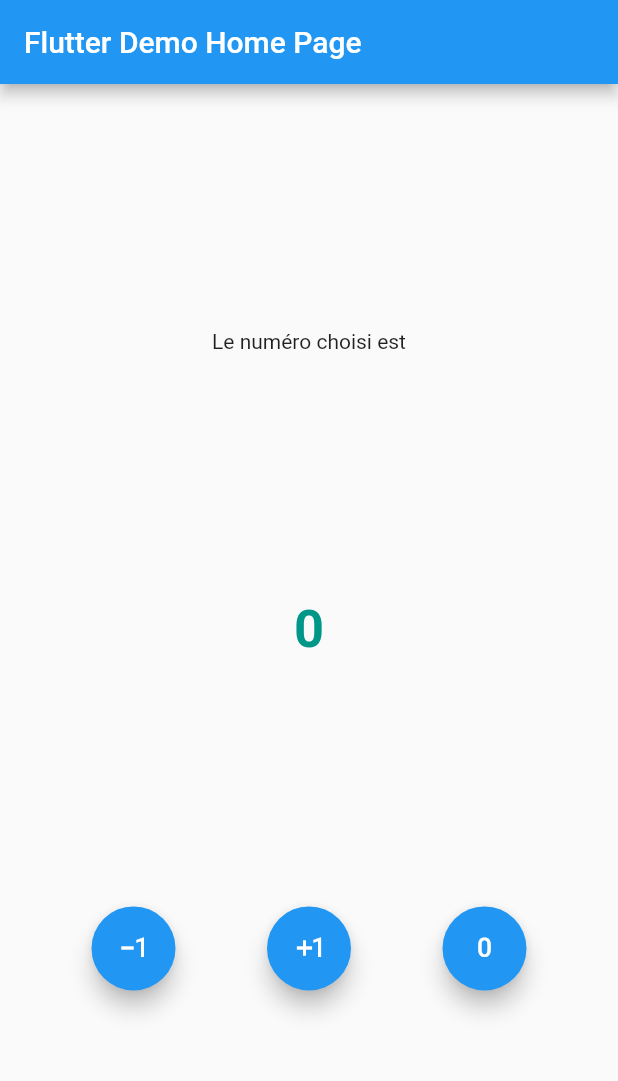
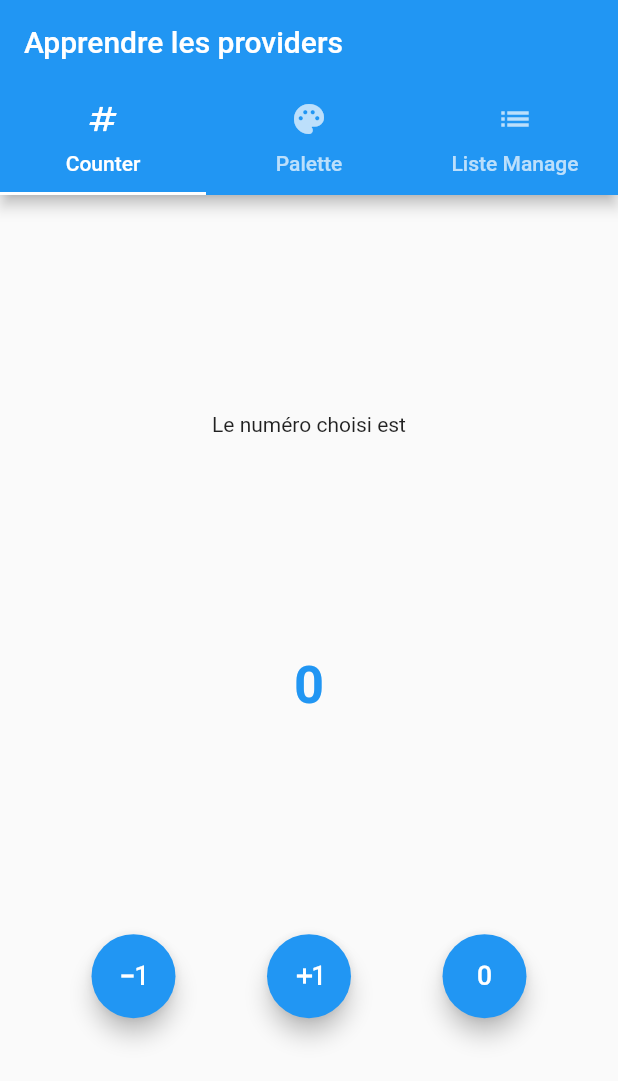
Before and after one commit to princeGedeon/learn_provider_flutter, a Flutter app: the screen it shows after launch, on a phone screen of 412 x 824 dp. Shown: the top 1081 px of the screen. Run offline on Flutter 3.47's test engine with Material 2 defaults, Android fonts, the light colour scheme and no system bars.

Commit message:
Provider integration full

```diff
--- a/lib/main.dart
+++ b/lib/main.dart
@@ -1,12 +1,17 @@
 import 'package:flutter/material.dart';
+import 'package:learn_provider/providers/color_provider.dart';
 import 'package:learn_provider/providers/count_provider.dart';
+import 'package:learn_provider/providers/todo_provider.dart';
 import 'package:learn_provider/widgets/pages/counter_page.dart';
+import 'package:learn_provider/widgets/pages/tab_pages.dart';
 import 'package:provider/provider.dart';
 
 void main() {
   runApp(
     MultiProvider(providers: [
       ChangeNotifierProvider(create: (_)=>CountProvider()),
+      ChangeNotifierProvider(create: (_)=>ColorProvider()),
+      ChangeNotifierProvider(create: (_)=>TodoProvider()),
 
 
     ],
@@ -23,31 +28,12 @@ class MyApp extends StatelessWidget {
   Widget build(BuildContext context) {
     return MaterialApp(
       title: 'Flutter Demo',
+      debugShowCheckedModeBanner: false,
       theme: ThemeData(
 
-        primarySwatch: Colors.blue,
+        primarySwatch: context.watch<ColorProvider>().color,
       ),
-      home: const MyHomePage(title: 'Flutter Demo Home Page'),
+      home: TabPage(),
     );
   }
 }
-
-class MyHomePage extends StatelessWidget {
-  const MyHomePage({super.key, required this.title});
-
-  final String title;
-
-  @override
-  Widget build(BuildContext context) {
-
-    return Scaffold(
-        appBar: AppBar(
-          // Here we take the value from the MyHomePage object that was created by
-          // the App.build method, and use it to set our appbar title.
-          title: Text(title),
-        ),
-        body:CounterPage()
-
-    );
-  }
-}
--- /dev/null
+++ b/lib/models/tabItem.dart
@@ -0,0 +1,8 @@
+import 'package:flutter/material.dart';
+
+class TabItem{
+  String title;
+  Icon icon;
+
+  TabItem(this.title, this.icon);
+}
--- /dev/null
+++ b/lib/providers/color_provider.dart
@@ -0,0 +1,11 @@
+import 'package:flutter/material.dart';
+
+class ColorProvider with ChangeNotifier{
+
+  MaterialColor color=Colors.blue;
+
+  changeColor(MaterialColor newColor){
+    color=newColor;
+    notifyListeners();
+  }
+}
--- /dev/null
+++ b/lib/widgets/pages/tab_pages.dart
@@ -0,0 +1,37 @@
+import 'package:flutter/material.dart';
+import 'package:learn_provider/models/tabItem.dart';
+import 'package:learn_provider/widgets/pages/counter_page.dart';
+import 'package:learn_provider/widgets/pages/todolist.dart';
+
+import 'color_page.dart';
+
+class TabPage extends StatelessWidget {
+  TabPage({Key? key}) : super(key: key);
+
+  static List<TabItem> items=[
+    TabItem("Counter", Icon(Icons.numbers)),
+    TabItem("Palette", Icon(Icons.palette)),
+    TabItem("Liste Manage", Icon(Icons.list))
+  ];
+
+  List<Tab> tabs=items.map((item) => Tab(icon: item.icon,text: item.title,)).toList();
+
+  TabBar tabBar()=>TabBar(tabs: tabs);
+  @override
+  Widget build(BuildContext context) {
+    return DefaultTabController(length:items.length , child: Scaffold(
+      appBar: AppBar(
+        title: Text("Apprendre les providers"),
+        bottom: tabBar(),
+      ),
+      body: TabBarView(
+        children: [
+          CounterPage(),
+          ColorPage(),
+          TodoList(),
+        ],
+
+      ),
+    ));
+  }
+}
--- a/lib/widgets/simple_widgets/counter_text.dart
+++ b/lib/widgets/simple_widgets/counter_text.dart
@@ -1,4 +1,5 @@
 import 'package:flutter/material.dart';
+import 'package:learn_provider/providers/color_provider.dart';
 import 'package:learn_provider/providers/count_provider.dart';
 import 'package:provider/provider.dart';
 
@@ -11,7 +12,7 @@ class CounterText extends StatelessWidget {
     return Text(
       string,
       style: TextStyle(
-        color: Colors.teal,
+        color: context.watch<ColorProvider>().color,
         fontWeight: FontWeight.bold,
         fontSize: 35
       ),
```
Also changed, not shown: lib/models/classes/Todo.dart (added, +22 -0 lines), lib/providers/todo_provider.dart (added, +23 -0 lines), lib/widgets/pages/color_page.dart (added, +37 -0 lines), lib/widgets/pages/todolist.dart (added, +73 -0 lines), lib/widgets/simple_widgets/colorscircle.dart (added, +17 -0 lines).
